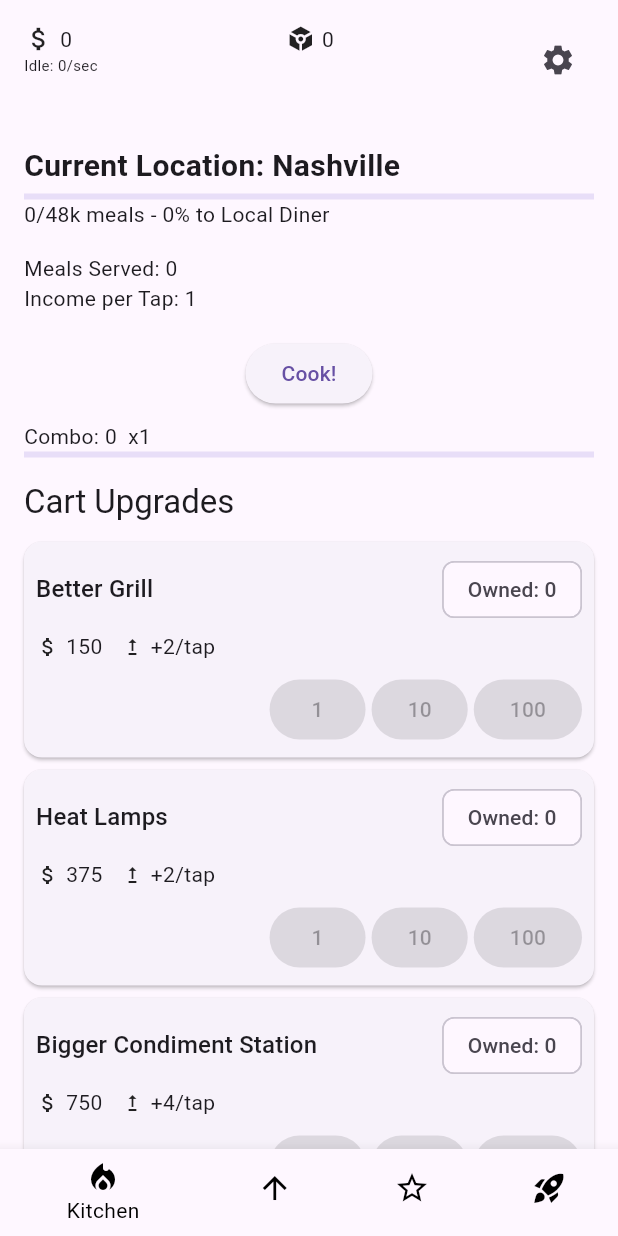
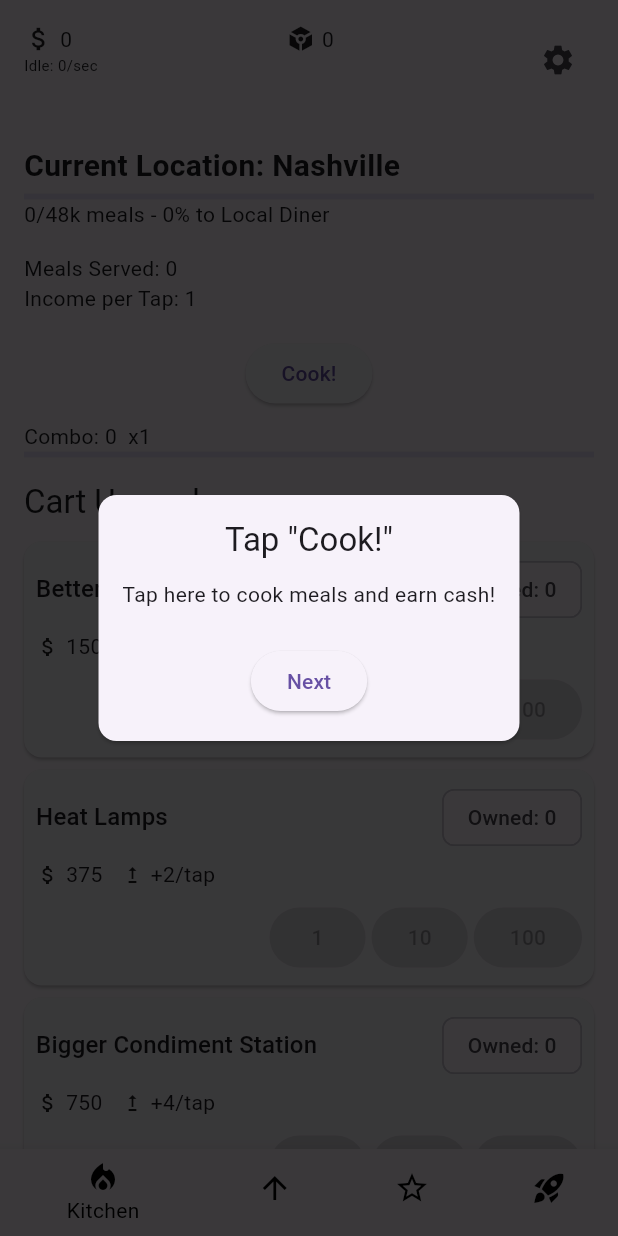
Before and after one commit to zachc71/taptapchef, a Flutter app: the screen it shows after launch, on a phone screen of 412 x 824 dp. Run offline on Flutter 3.47's test engine with Material 3 defaults, Android fonts, the light colour scheme and no system bars; our stand-ins replace flutter_riverpod, shared_preferences.

Commit message:
Add onboarding tutorial and feature unlock prompts

```diff
--- a/lib/controllers/game_controller.dart
+++ b/lib/controllers/game_controller.dart
@@ -29,6 +29,8 @@ class GameController extends ChangeNotifier {
   int coins = 0;
   int perTap = 1;
   late List<Upgrade> upgrades;
+
+  bool tutorialComplete = false;
 
   final Map<StaffType, int> hiredStaff = {};
   double _passiveProgress = 0;
@@ -77,6 +79,7 @@ class GameController extends ChangeNotifier {
     final player = await _storage.loadPlayerData();
     coins = player.coins;
     perTap = player.perTap;
+    tutorialComplete = player.tutorialComplete;
     hiredStaff
       ..clear()
       ..addAll(player.staff);
@@ -111,6 +114,7 @@ class GameController extends ChangeNotifier {
       upgrades: {for (final u in upgrades) u.name: u.owned},
       ownedArtifacts: game.ownedArtifactIds,
       equippedArtifacts: game.equippedArtifactIds,
+      tutorialComplete: tutorialComplete,
     );
   }
 
@@ -325,6 +329,7 @@ class GameController extends ChangeNotifier {
     _passiveProgress = 0;
     _lastMilestoneIndex = game.milestoneIndex;
     currentTPS = 0;
+    tutorialComplete = false;
 
     // Reset temporary gameplay state
     specialVisible = false;
@@ -367,6 +372,7 @@ class GameController extends ChangeNotifier {
     _passiveProgress = 0;
     _lastMilestoneIndex = 0;
     currentTPS = 0;
+    tutorialComplete = false;
     // Reset temporary gameplay state
     specialVisible = false;
     combo = 0;
--- /dev/null
+++ b/lib/widgets/tutorial_overlay.dart
@@ -0,0 +1,71 @@
+import 'package:flutter/material.dart';
+
+class TutorialOverlay extends StatefulWidget {
+  final VoidCallback onComplete;
+
+  const TutorialOverlay({super.key, required this.onComplete});
+
+  @override
+  State<TutorialOverlay> createState() => _TutorialOverlayState();
+}
+
+class _TutorialOverlayState extends State<TutorialOverlay> {
+  int _step = 0;
+
+  void _next() {
+    if (_step < 2) {
+      setState(() => _step++);
+    } else {
+      widget.onComplete();
+    }
+  }
+
+  @override
+  Widget build(BuildContext context) {
+    final steps = [
+      {
+        'title': 'Tap "Cook!"',
+        'msg': 'Tap here to cook meals and earn cash!'
+      },
+      {
+        'title': 'Upgrades',
+        'msg': 'Spend cash to improve income per tap.'
+      },
+      {
+        'title': 'Staff',
+        'msg': 'Hire staff to cook automatically.'
+      },
+    ];
+    final data = steps[_step];
+    return Material(
+      color: Colors.black54,
+      child: Center(
+        child: Card(
+          margin: const EdgeInsets.all(32),
+          child: Padding(
+            padding: const EdgeInsets.all(16),
+            child: Column(
+              mainAxisSize: MainAxisSize.min,
+              children: [
+                Text(
+                  data['title']!,
+                  style: Theme.of(context).textTheme.titleLarge,
+                ),
+                const SizedBox(height: 12),
+                Text(
+                  data['msg']!,
+                  textAlign: TextAlign.center,
+                ),
+                const SizedBox(height: 24),
+                ElevatedButton(
+                  onPressed: _next,
+                  child: Text(_step < 2 ? 'Next' : 'Done'),
+                )
+              ],
+            ),
+          ),
+        ),
+      ),
+    );
+  }
+}
```
Also changed, not shown: lib/main.dart (+57 -1 lines), lib/services/storage.dart (+9 -1 lines).
